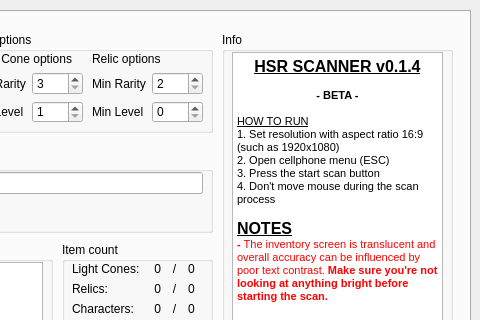
The window that src/ui/hsr_scanner.ui (kel-z/HSR-Scanner) describes before a commit, drawn with Qt 5; both pictures show x 220 to 700 and y 0 to 320 of the 700 by 430 pixel window.
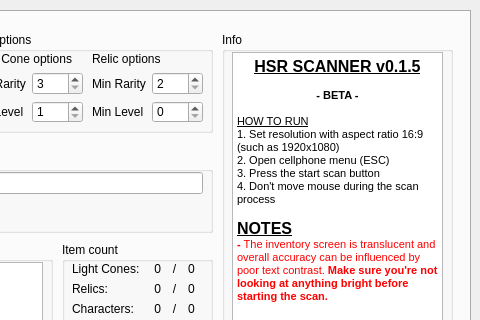
The same window after the commit.

Patch:
```diff
--- a/src/ui/hsr_scanner.ui
+++ b/src/ui/hsr_scanner.ui
@@ -497,7 +497,7 @@
 &lt;html&gt;&lt;head&gt;&lt;meta name=&quot;qrichtext&quot; content=&quot;1&quot; /&gt;&lt;style type=&quot;text/css&quot;&gt;
 p, li { white-space: pre-wrap; }
 &lt;/style&gt;&lt;/head&gt;&lt;body style=&quot; font-family:'MS Shell Dlg 2'; font-size:8.25pt; font-weight:400; font-style:normal;&quot;&gt;
-&lt;p align=&quot;center&quot; style=&quot; margin-top:0px; margin-bottom:0px; margin-left:0px; margin-right:0px; -qt-block-indent:0; text-indent:0px;&quot;&gt;&lt;span style=&quot; font-size:12pt; font-weight:600; text-decoration: underline;&quot;&gt;HSR SCANNER v0.1.4&lt;/span&gt;&lt;/p&gt;
+&lt;p align=&quot;center&quot; style=&quot; margin-top:0px; margin-bottom:0px; margin-left:0px; margin-right:0px; -qt-block-indent:0; text-indent:0px;&quot;&gt;&lt;span style=&quot; font-size:12pt; font-weight:600; text-decoration: underline;&quot;&gt;HSR SCANNER v0.1.5&lt;/span&gt;&lt;/p&gt;
 &lt;p align=&quot;center&quot; style=&quot;-qt-paragraph-type:empty; margin-top:0px; margin-bottom:0px; margin-left:0px; margin-right:0px; -qt-block-indent:0; text-indent:0px;&quot;&gt;&lt;br /&gt;&lt;/p&gt;
 &lt;p align=&quot;center&quot; style=&quot; margin-top:0px; margin-bottom:0px; margin-left:0px; margin-right:0px; -qt-block-indent:0; text-indent:0px;&quot;&gt;&lt;span style=&quot; font-weight:600;&quot;&gt;- BETA -&lt;/span&gt;&lt;/p&gt;
 &lt;p align=&quot;center&quot; style=&quot;-qt-paragraph-type:empty; margin-top:0px; margin-bottom:0px; margin-left:0px; margin-right:0px; -qt-block-indent:0; text-indent:0px;&quot;&gt;&lt;br /&gt;&lt;/p&gt;
```
Left out of the diff: 2 changed lines with no effect on the pictures.
